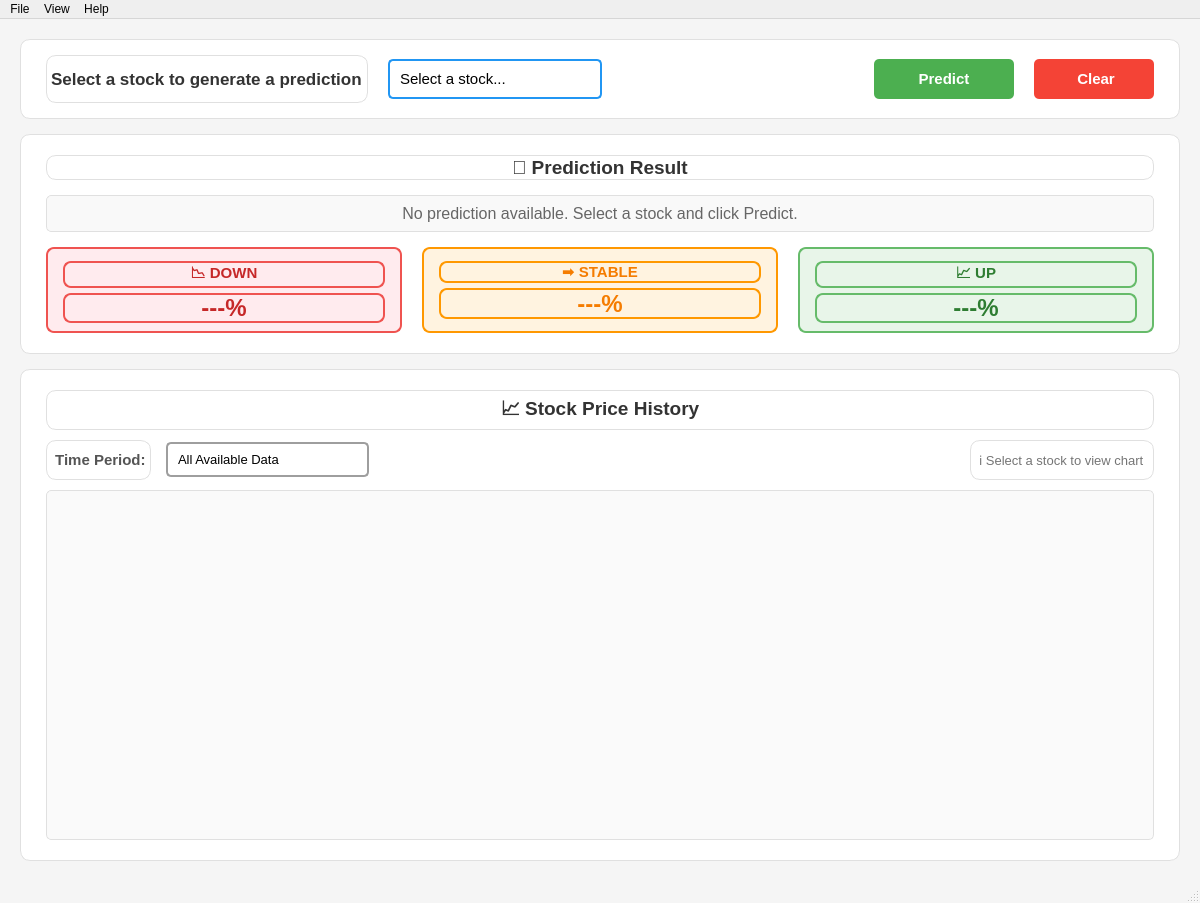
First picture: the form in app/src/mainwindow.ui, repository Psoro77/tensortrend, before the edit.
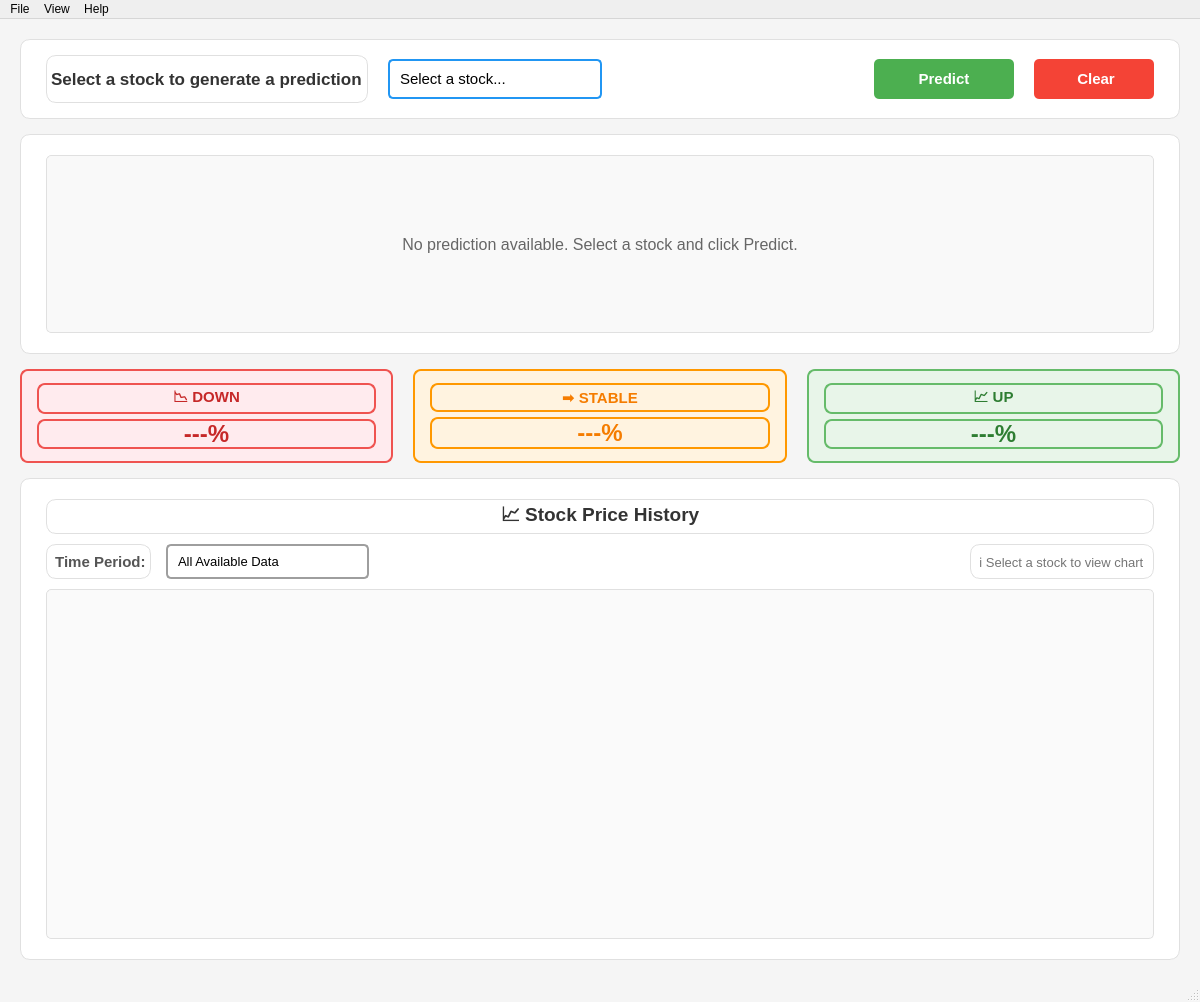
Second picture: the form after the edit.

What changed in the file:
```diff
--- a/app/src/mainwindow.ui
+++ b/app/src/mainwindow.ui
@@ -282,21 +282,6 @@
        <property name="bottomMargin">
         <number>20</number>
        </property>
-       <item>
-        <widget class="QLabel" name="lblPredictionTitle">
-         <property name="styleSheet">
-          <string notr="true">font-size: 14pt; 
-font-weight: bold; 
-color: #333333;</string>
-         </property>
-         <property name="text">
-          <string>🎯 Prediction Result</string>
-         </property>
-         <property name="alignment">
-          <set>Qt::AlignmentFlag::AlignCenter</set>
-         </property>
-        </widget>
-       </item>
        <item>
         <widget class="QLabel" name="lblPredictionText">
          <property name="minimumSize">
@@ -323,6 +308,9 @@
          </property>
         </widget>
        </item>
+      </layout>
+     </widget>
+    </item>
        <item>
         <layout class="QHBoxLayout" name="horizontalLayout_probabilities">
          <property name="spacing">
@@ -522,9 +510,6 @@
          </item>
         </layout>
        </item>
-      </layout>
-     </widget>
-    </item>
     <item>
      <widget class="QFrame" name="chartFrame">
       <property name="styleSheet">
@@ -557,6 +542,9 @@
 font-weight: bold; 
 color: #333333;</string>
          </property>
+         <property name="lineWidth">
+          <number>0</number>
+         </property>
          <property name="text">
           <string>📈 Stock Price History</string>
          </property>
```
Lines whose indentation alone changed are shown as unchanged.
